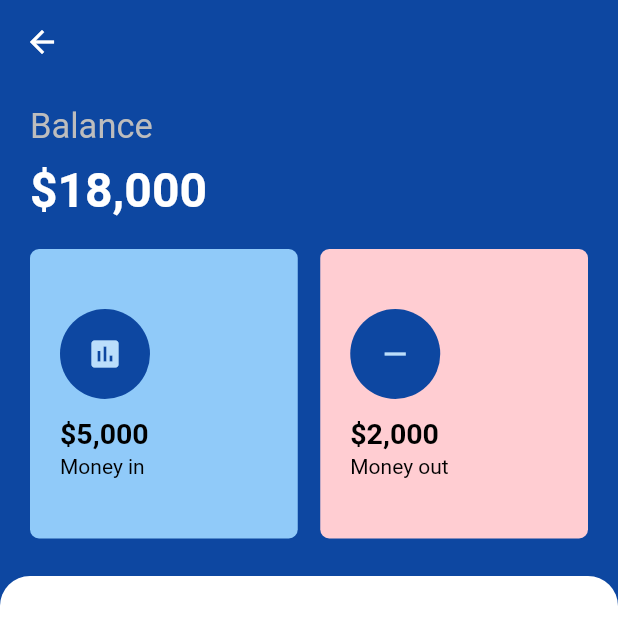
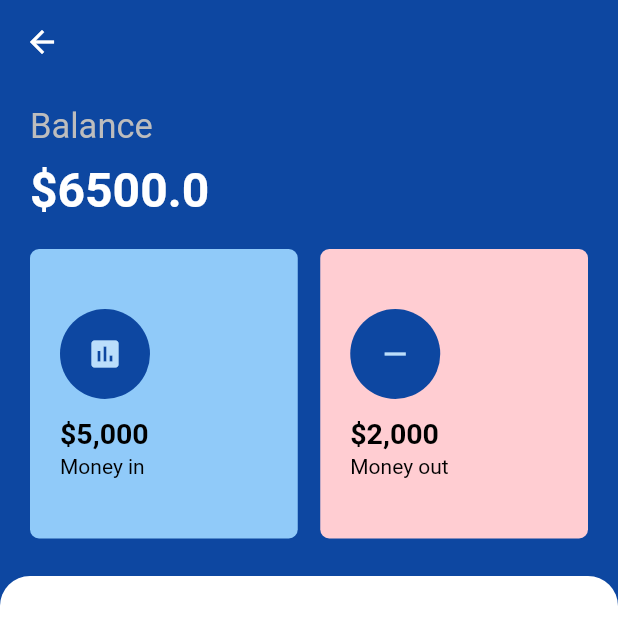
Before and after one commit to favourori/beambudget, a Flutter app: the screen it shows after launch, after a tap on "Manage Money", on a phone screen of 412 x 824 dp, the top half of it. Run offline on Flutter 3.47's test engine with Material 2 defaults, Android fonts, the phone set to English and light mode, and no system bars.

Commit message:
building listview

```diff
--- a/lib/actions.dart
+++ b/lib/actions.dart
@@ -1,4 +1,6 @@
 import 'package:flutter/material.dart';
+import './model/transaction_data.dart';
+import 'package:provider/provider.dart';
 
 class ActionSection extends StatelessWidget {
   @override
@@ -34,7 +36,8 @@ class ActionSection extends StatelessWidget {
                         style: TextStyle(color: Colors.white, fontSize: 16.0),
                       ),
                       SizedBox(height: 3.0),
-                      Text("10 items",
+                      Text(
+                          "${Provider.of<TransactionData>(context).numberOfTransaction()} items",
                           style: TextStyle(color: Colors.white, fontSize: 13.0))
                     ],
                   ),
--- a/lib/main.dart
+++ b/lib/main.dart
@@ -1,6 +1,9 @@
+import 'package:beambudget/model/transaction_data.dart';
 import 'package:flutter/material.dart';
 import './home_screen.dart';
 import './manage_money.dart';
+import 'package:provider/provider.dart';
+import './model/transaction_data.dart';
 
 void main() => runApp(MyApp());
 
@@ -12,13 +15,16 @@ class MyApp extends StatefulWidget {
 class _MyAppState extends State<MyApp> {
   @override
   Widget build(BuildContext context) {
-    return MaterialApp(
+    return ChangeNotifierProvider(
+      create: (context) => TransactionData(),
+      child: MaterialApp(
         debugShowCheckedModeBanner: false,
         initialRoute: '/',
         routes: {
           '/': (context) => HomeScreen(),
           '/money': (context) => ManageMoney()
         },
+      ),
     );
   }
 }
--- a/lib/manage_money.dart
+++ b/lib/manage_money.dart
@@ -1,7 +1,8 @@
 import 'package:flutter/material.dart';
-
 import './budget_dashboard.dart';
 import './transaction_section.dart';
+import 'package:provider/provider.dart';
+import './model/transaction_data.dart';
 
 class ManageMoney extends StatefulWidget {
   @override
@@ -39,7 +40,7 @@ class _ManageMoneyState extends State<ManageMoney> {
                           ),
                           SizedBox(height: 10.0),
                           Text(
-                            "\$18,000",
+                            '\$${Provider.of<TransactionData>(context).getBalance()}',
                             style: TextStyle(
                                 color: Colors.white,
                                 fontSize: 32.0,
--- a/lib/model/transaction_data.dart
+++ b/lib/model/transaction_data.dart
@@ -1,5 +1,4 @@
 import '../model/transaction.dart';
-import 'package:provider/provider.dart';
 import 'package:flutter/material.dart';
 
 class TransactionData extends ChangeNotifier {
@@ -31,4 +30,18 @@ class TransactionData extends ChangeNotifier {
   double getBalance() {
     return balance;
   }
+
+  int numberOfTransaction() {
+    return transactions.length;
+  }
+
+  void addMoney(amount) {
+    balance += amount;
+    notifyListeners();
+  }
+
+  void deductMoney(amount) {
+    balance -= amount;
+    notifyListeners();
+  }
 }
--- a/lib/transaction_section.dart
+++ b/lib/transaction_section.dart
@@ -3,7 +3,12 @@ import './transaction_item.dart';
 import './model/transaction.dart';
 import './model/transaction_data.dart';
 
-class Transactions extends StatelessWidget {
+class Transactions extends StatefulWidget {
+  @override
+  _TransactionsState createState() => _TransactionsState();
+}
+
+class _TransactionsState extends State<Transactions> {
   @override
   Widget build(BuildContext context) {
     return Expanded(
@@ -16,7 +21,6 @@ class Transactions extends StatelessWidget {
               )),
           //height: 800.0,
           //color: Colors.white,
-          child: SingleChildScrollView(
           child: Container(
             padding: EdgeInsets.fromLTRB(20.0, 23.0, 20.0, 0),
             child: Column(
@@ -55,7 +59,6 @@ class Transactions extends StatelessWidget {
                 ),
               ],
             ),
-            ),
           )),
     );
   }
```
Lines whose indentation alone changed are shown as unchanged.
